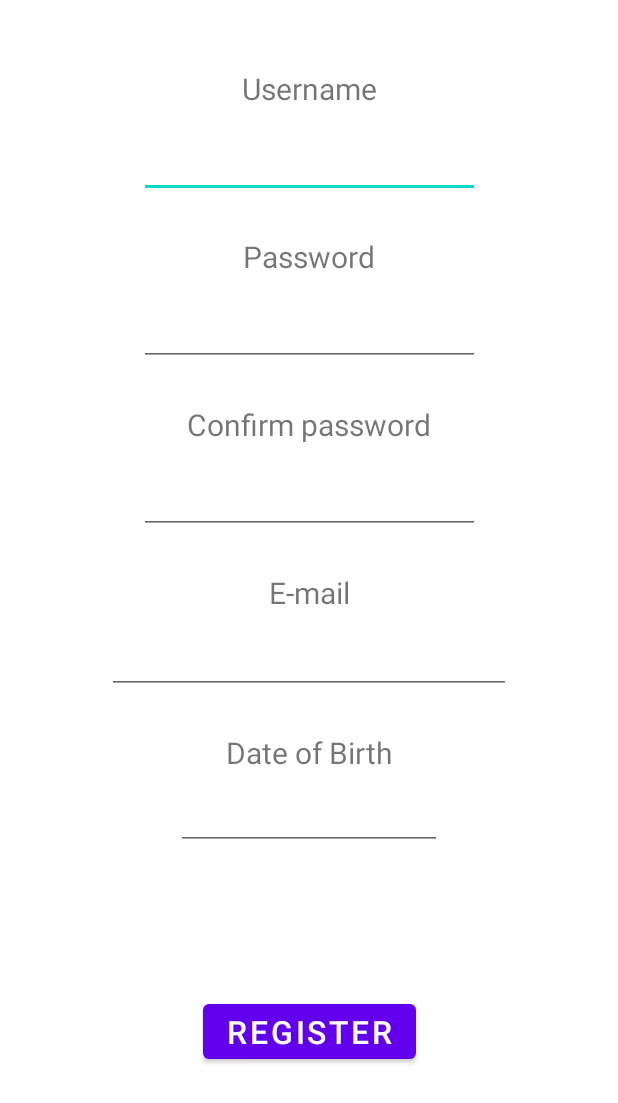
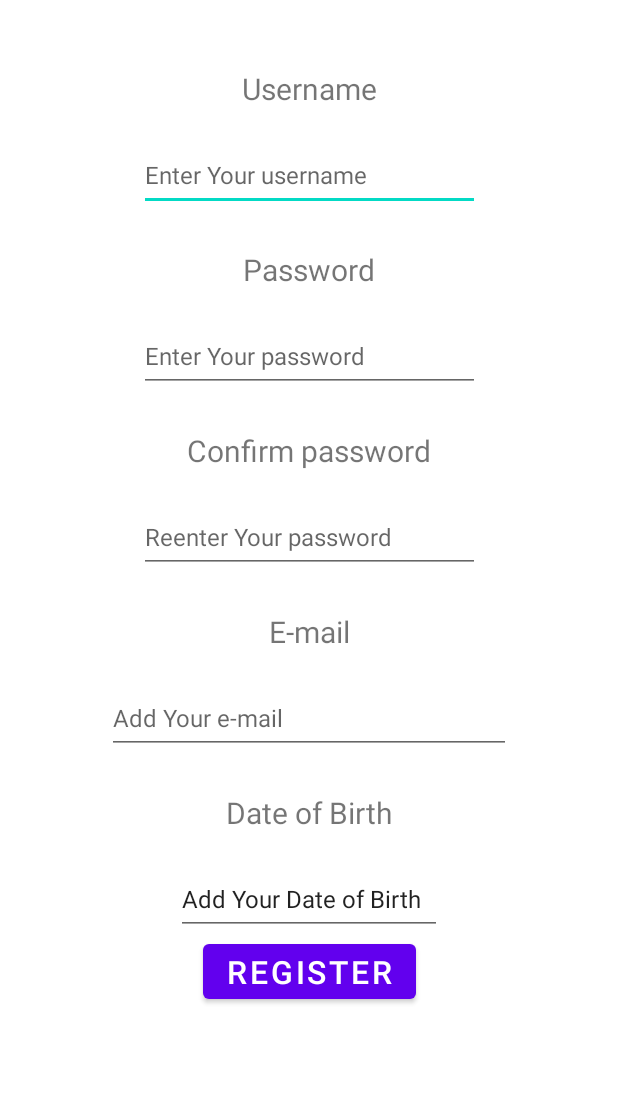
Before and after one commit to MarkoElfak/JourneyJournal, an Android app: the layout fragment_register.xml on its own in the app's theme, with its tools: preview values and no code run, on a phone screen of 412 x 824 dp. Shown: the top 1103 px of the screen. Run offline under Robolectric (Android 15) with nearby library versions, the phone set to English and light mode, and no system bars.

Commit message:
Swap login and register activities with fragments. Connect to Firebase.

```diff
--- a/app/src/main/java/com/elfak/journeyjournal/RegisterActivity.kt
+++ /dev/null
@@ -1,11 +0,0 @@
-package com.elfak.journeyjournal
-
-import androidx.appcompat.app.AppCompatActivity
-import android.os.Bundle
-
-class RegisterActivity : AppCompatActivity() {
-    override fun onCreate(savedInstanceState: Bundle?) {
-        super.onCreate(savedInstanceState)
-        setContentView(R.layout.activity_register)
-    }
-}
--- a/app/src/main/res/layout/activity_login.xml
+++ b/app/src/main/res/layout/fragment_login.xml
@@ -4,7 +4,7 @@
     xmlns:tools="http://schemas.android.com/tools"
     android:layout_width="match_parent"
     android:layout_height="match_parent"
-    tools:context=".LoginActivity">
+    tools:context=".LoginFragment">
 
     <TextView
         android:id="@+id/textUsername"
@@ -52,7 +52,7 @@
         app:layout_constraintTop_toBottomOf="@+id/textPassword" />
 
     <Button
-        android:id="@+id/button"
+        android:id="@+id/loginButton"
         android:layout_width="wrap_content"
         android:layout_height="wrap_content"
         android:layout_marginBottom="184dp"
--- a/app/src/main/res/layout/activity_register.xml
+++ b/app/src/main/res/layout/fragment_register.xml
@@ -1,13 +1,18 @@
 <?xml version="1.0" encoding="utf-8"?>
-<androidx.constraintlayout.widget.ConstraintLayout xmlns:android="http://schemas.android.com/apk/res/android"
+<ScrollView
+    xmlns:android="http://schemas.android.com/apk/res/android"
     xmlns:app="http://schemas.android.com/apk/res-auto"
     xmlns:tools="http://schemas.android.com/tools"
     android:layout_width="match_parent"
     android:layout_height="match_parent"
     android:padding="15dp"
-    tools:context=".RegisterActivity">
+    tools:context=".RegisterFragment">
 
-    <TextView
+    <androidx.constraintlayout.widget.ConstraintLayout
+        android:layout_width="match_parent"
+        android:layout_height="wrap_content">
+
+     <TextView
         android:id="@+id/textViewUsername"
         android:layout_width="wrap_content"
         android:layout_height="wrap_content"
@@ -18,11 +23,12 @@
         app:layout_constraintStart_toStartOf="parent"
         app:layout_constraintTop_toTopOf="parent" />
 
-    <com.google.android.material.textfield.TextInputEditText
+        <com.google.android.material.textfield.TextInputEditText
         android:id="@+id/editTextUsername"
         android:layout_width="227dp"
-        android:layout_height="39dp"
+        android:layout_height="48dp"
         android:layout_marginTop="20dp"
+        android:hint="@string/enter_username"
         android:inputType="text"
         android:textSize="16sp"
         app:layout_constraintEnd_toEndOf="parent"
@@ -43,8 +49,9 @@
     <com.google.android.material.textfield.TextInputEditText
         android:id="@+id/editTextPassword"
         android:layout_width="227dp"
-        android:layout_height="39dp"
+        android:layout_height="48dp"
         android:layout_marginTop="20dp"
+        android:hint="@string/enter_password"
         android:inputType="textPassword"
         android:textSize="16sp"
         app:layout_constraintEnd_toEndOf="parent"
@@ -65,8 +72,9 @@
     <com.google.android.material.textfield.TextInputEditText
         android:id="@+id/editTextConfirmPassword"
         android:layout_width="227dp"
-        android:layout_height="39dp"
+        android:layout_height="48dp"
         android:layout_marginTop="20dp"
+        android:hint="@string/reenter_password"
         android:inputType="textPassword"
         android:textSize="16sp"
         app:layout_constraintEnd_toEndOf="parent"
@@ -87,8 +95,9 @@
     <com.google.android.material.textfield.TextInputEditText
         android:id="@+id/editTextEmail"
         android:layout_width="269dp"
-        android:layout_height="34dp"
+        android:layout_height="48dp"
         android:layout_marginTop="20dp"
+        android:hint="@string/enter_email"
         android:inputType="textEmailAddress"
         android:textSize="16sp"
         app:layout_constraintEnd_toEndOf="parent"
@@ -109,16 +118,17 @@
     <com.google.android.material.textfield.TextInputEditText
         android:id="@+id/editTextDateOfBirth"
         android:layout_width="177dp"
-        android:layout_height="31dp"
+        android:layout_height="48dp"
         android:layout_marginTop="20dp"
         android:inputType="date"
+        android:text="@string/enter_birth"
         android:textSize="16sp"
         app:layout_constraintEnd_toEndOf="parent"
         app:layout_constraintStart_toStartOf="parent"
         app:layout_constraintTop_toBottomOf="@+id/textViewDateOfBirth" />
 
     <Button
-        android:id="@+id/buttonRegister"
+        android:id="@+id/registerButton"
         android:layout_width="wrap_content"
         android:layout_height="wrap_content"
         android:text="@string/register"
@@ -128,4 +138,5 @@
         app:layout_constraintStart_toStartOf="parent"
         app:layout_constraintTop_toBottomOf="@+id/editTextDateOfBirth" />
 
-</androidx.constraintlayout.widget.ConstraintLayout>
+    </androidx.constraintlayout.widget.ConstraintLayout>
+</ScrollView>
--- a/app/src/main/res/values/strings.xml
+++ b/app/src/main/res/values/strings.xml
@@ -15,5 +15,11 @@
     <string name="e_mail">E-mail</string>
     <string name="date_of_birth">Date of Birth</string>
 
+    <string name="enter_username">Enter Your username</string>
+    <string name="enter_password">Enter Your password</string>
+    <string name="reenter_password">Reenter Your password</string>
+    <string name="enter_email">Add Your e-mail</string>
+    <string name="enter_birth">Add Your Date of Birth</string>
+
 
 </resources>
--- a/gradle.properties
+++ b/gradle.properties
@@ -21,3 +21,4 @@ kotlin.code.style=official
 # resources declared in the library itself and none from the library's dependencies,
 # thereby reducing the size of the R class for that library
 android.nonTransitiveRClass=true
+android.suppressUnsupportedCompileSdk=34
```
Also changed, not shown: app/src/main/AndroidManifest.xml (+3 -9 lines), app/src/main/java/com/elfak/journeyjournal/LoginActivity.kt (deleted, +0 -11 lines), app/src/main/java/com/elfak/journeyjournal/LoginFragment.kt (added, +30 -0 lines), app/src/main/java/com/elfak/journeyjournal/MainActivity.kt (+20 -19 lines), app/src/main/java/com/elfak/journeyjournal/RegisterFragment.kt (added, +30 -0 lines), app/src/main/res/layout/activity_main.xml (+4 -46 lines), app/src/main/res/menu/menu_main.xml (deleted, +0 -10 lines).
